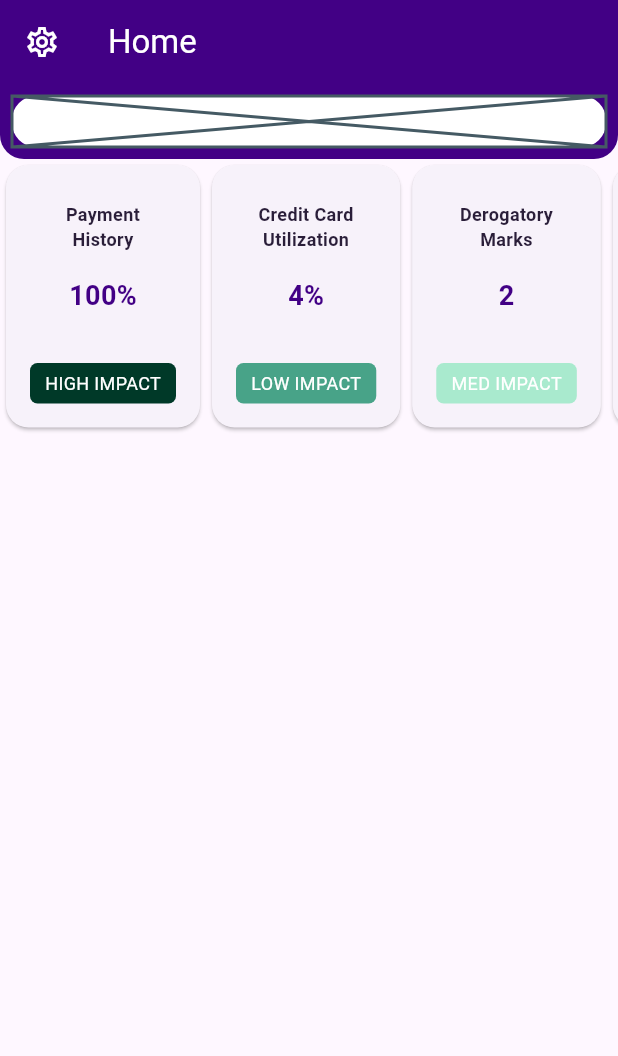
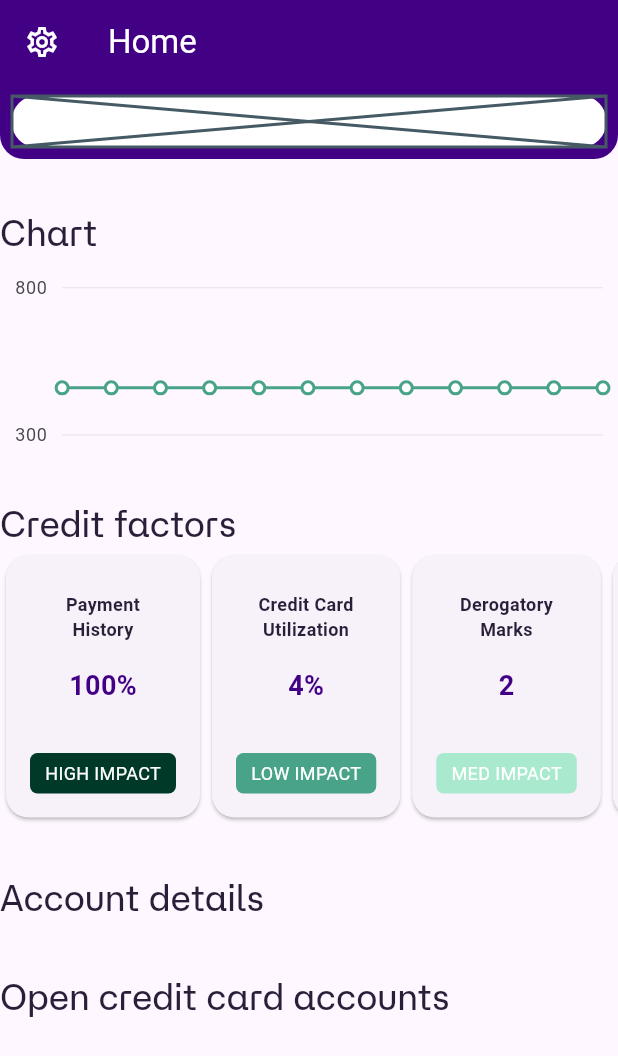
Before and after one commit to zizutg/meetava_pro, a Flutter app: the screen it shows after launch, on a phone screen of 412 x 824 dp. Shown: the top 1056 px of the screen. Run offline on Flutter 3.47's test engine with Material 3 defaults, Android fonts, the phone set to English and light mode, and no system bars; our stand-ins replace faker, flutter_riverpod, riverpod_annotation, syncfusion_flutter_charts; generated files the repository leaves out were written again.

Commit message:
animated chart-done, animated-score, inprogress, header widget-inprogress

```diff
--- a/lib/src/ui/screens/home_screen.dart
+++ b/lib/src/ui/screens/home_screen.dart
@@ -4,8 +4,12 @@ import 'package:meetava_pro/src/models/credit_card_factor_model.dart';
 import 'package:meetava_pro/src/providers/credit_card_factor_provider.dart';
 import 'package:meetava_pro/src/ui/widgets/credit_factor_card.dart';
 import 'package:meetava_pro/src/ui/widgets/base_header.dart';
+import 'package:meetava_pro/src/ui/widgets/section_header.dart';
 import 'package:meetava_pro/src/util/color_palette.dart';
+import 'package:syncfusion_flutter_charts/charts.dart';
+import 'package:syncfusion_flutter_charts/sparkcharts.dart';
 import '../../util/constants.dart';
+import 'package:faker/faker.dart';
 
 class MeetAvaHome extends ConsumerWidget {
   const MeetAvaHome({super.key});
@@ -13,7 +17,7 @@ class MeetAvaHome extends ConsumerWidget {
   @override
   Widget build(BuildContext context, WidgetRef ref) {
     final creditCardFactors = ref.watch(creditCardFactorNotifierProvider);
-
+    final monthlyScores = ref.watch(monthlyScoresProvider);
     return Scaffold(
       appBar: AppBar(
           //shape: ROUNDED_RECTANGLE_BORDER,
@@ -34,6 +38,38 @@ class MeetAvaHome extends ConsumerWidget {
           child: Column(
         children: [
           const BaseHeaderWidget(),
+          const SectionHeader(title: 'Chart'),
+          SizedBox(
+            height: 128,
+            child: Center(
+                child: SfCartesianChart(
+              plotAreaBorderWidth: 0,
+              primaryXAxis: const NumericAxis(
+                isVisible: false,
+              ),
+              primaryYAxis: const NumericAxis(
+                axisLine: AxisLine(width: 0),
+                majorTickLines: MajorTickLines(width: 0),
+                minimum: 300,
+                maximum: 850,
+              ),
+              tooltipBehavior: TooltipBehavior(enable: true),
+              series: [
+                LineSeries<int, int>(
+                  color: Palette.medGreen,
+                  dataSource: monthlyScores,
+                  xValueMapper: (int value, int index) => index + 1,
+                  yValueMapper: (int value, int index) => value,
+                  markerSettings: MarkerSettings(
+                    isVisible: true,
+                  ),
+                  //dataLabelSettings: DataLabelSettings(isVisible: false),
+                  animationDuration: 3000, // Animation duration in milliseconds
+                )
+              ],
+            )),
+          ),
+          const SectionHeader(title: 'Credit factors'),
           SingleChildScrollView(
             scrollDirection: Axis.horizontal,
             child: Row(
@@ -42,6 +78,8 @@ class MeetAvaHome extends ConsumerWidget {
               }).toList(),
             ),
           ),
+          const SectionHeader(title: 'Account details'),
+          const SectionHeader(title: 'Open credit card accounts'),
         ],
       )),
     );
--- a/lib/src/ui/widgets/section_header.dart
+++ b/lib/src/ui/widgets/section_header.dart
@@ -10,10 +10,14 @@ class SectionHeader extends ConsumerWidget {
   Widget build(BuildContext context, WidgetRef ref) {
     final themeText = ref.watch(textThemeProvider);
     return Container(
+      alignment: Alignment.bottomLeft,
+      width: double.infinity,
       child: Column(
         children: [
           huge_gap,
-          Text(title, style: themeText.headlineMedium,),
+          Text(title, style: themeText.displaySmall
+              //!.copyWith(fontWeight: FontWeight.bold),
+              ),
         ],
       ),
     );
--- a/lib/src/util/constants.dart
+++ b/lib/src/util/constants.dart
@@ -1,3 +1,4 @@
+import 'dart:math';
 import 'package:flutter/material.dart';
 import 'package:meetava_pro/src/util/color_palette.dart';
 import 'package:riverpod_annotation/riverpod_annotation.dart';
@@ -14,7 +15,7 @@ const TextTheme avaTextTheme = TextTheme(
   displayMedium: TextStyle(
       fontSize: 28.0, fontWeight: FontWeight.bold, color: Palette.deepPurple),
   displaySmall: TextStyle(
-      fontSize: 24.0, fontWeight: FontWeight.bold, color: Palette.medPurple),
+      fontSize: 24.0, fontWeight: FontWeight.normal, color: Palette.darkPurple),
   headlineLarge: TextStyle(
       fontSize: 20.0, fontWeight: FontWeight.bold, color: Palette.darkPurple),
   headlineMedium: TextStyle(
@@ -46,6 +47,11 @@ const TextTheme avaTextTheme = TextTheme(
 @riverpod
 TextTheme textTheme(ref) => avaTextTheme.apply(fontFamily: 'AtHaussAero');
 
+
+@riverpod
+List<int> monthlyScores(ref) => List.generate(12, (_) => 300 + Random().nextInt(551));
+
+
 const small_gap = SizedBox(height: 8);
 const med_gap = SizedBox(height: 16);
 const large_gap = SizedBox(height: 24);
--- a/pubspec.yaml
+++ b/pubspec.yaml
@@ -17,6 +17,7 @@ dependencies:
   faker: ^2.1.0
   go_router: ^14.1.4
   riverpod_annotation: ^2.3.5
+  syncfusion_flutter_charts: ^26.1.35
 
 dev_dependencies:
   flutter_test:
```
Also changed, not shown: lib/src/models/credit_score_model.dart (added, +10 -0 lines), lib/src/providers/credit_score_provider.dart (added, +35 -0 lines), lib/src/providers/credit_score_provider.g.dart (added), lib/src/util/constants.g.dart, pubspec.lock.
